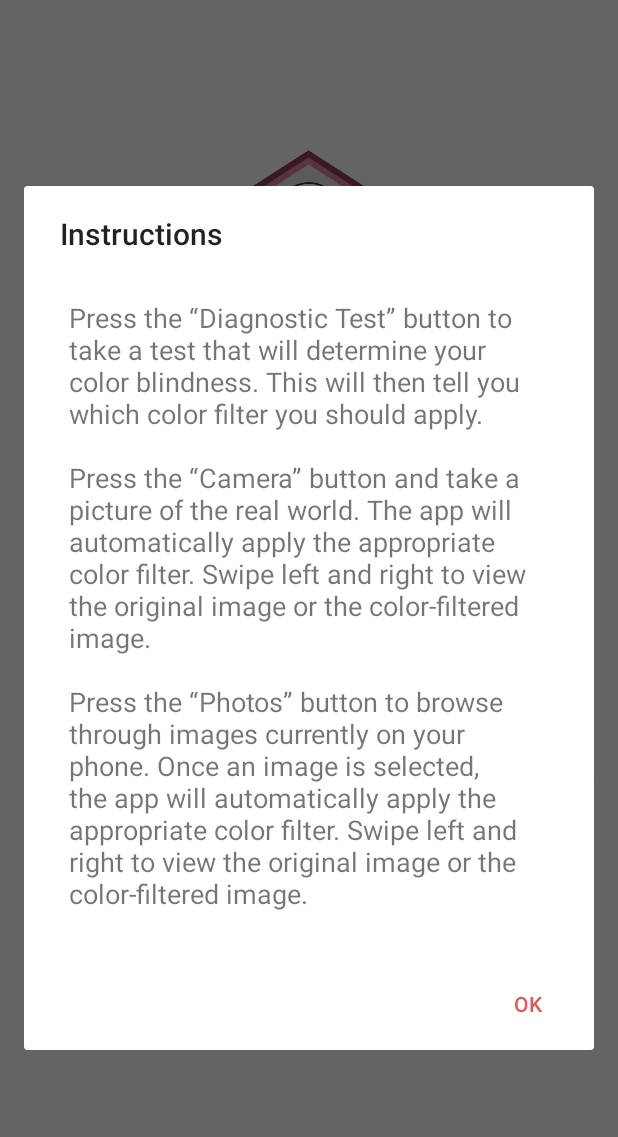
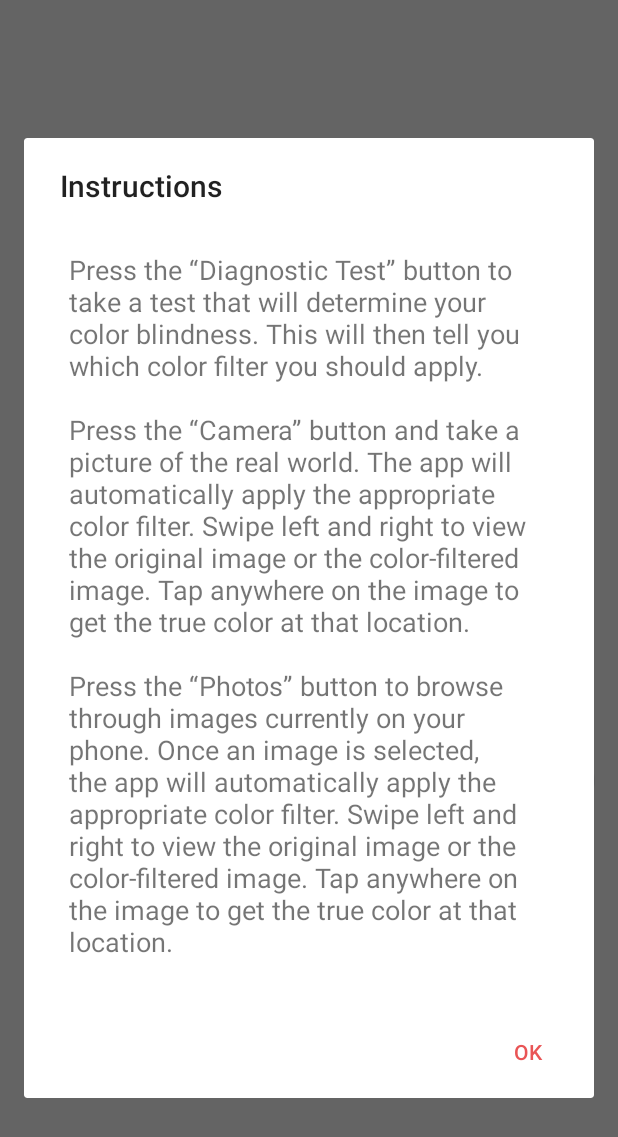
Before and after one commit to ArYalavarti/tsaSoftDev_17-18, an Android app: the screen it shows after launch (TitlePageActivity), after a tap on an icon or button, on a phone screen of 412 x 824 dp. Shown: the top 1137 px of the screen. Run offline under Robolectric (Android 15) with nearby library versions, the phone set to English and light mode, and no system bars.

Commit message:
Fix color recognition.

```diff
--- a/ColorPal/app/src/main/java/com/tsa/hths/colorpal/DiagnosticResultsActivity.java
+++ b/ColorPal/app/src/main/java/com/tsa/hths/colorpal/DiagnosticResultsActivity.java
@@ -77,4 +77,10 @@ public class DiagnosticResultsActivity extends AppCompatActivity {
         //out += ("\nR: " + redPercent + "%, G: " + greenPercent + "%, B: " + bluePercent + "%");
         return out;
     }
+
+    @Override
+    public void onBackPressed() {
+        Intent i = new Intent(this, TitlePageActivity.class);
+        startActivity(i);
+    }
 }
--- a/ColorPal/app/src/main/res/values/strings.xml
+++ b/ColorPal/app/src/main/res/values/strings.xml
@@ -23,11 +23,12 @@
         you which color filter you should apply.
 
         \n\nPress the “Camera” button and take a picture of the real world.  The app will automatically apply the appropriate
-        color filter.  Swipe left and right to view the original image or the color-filtered image.
+        color filter.  Swipe left and right to view the original image or the color-filtered image. Tap anywhere on the image
+        to get the true color at that location.
 
         \n\nPress the “Photos” button to browse through images currently on your phone.  Once an image is selected, the app
         will automatically apply the appropriate color filter.  Swipe left and right to view the original image or the
-        color-filtered image.
+        color-filtered image. Tap anywhere on the image to get the true color at that location.
     </string>
 
     <string name="diagnostic_test_instructions">
```
Also changed, not shown: ColorPal/app/src/main/java/com/tsa/hths/colorpal/ColorBlindnessCalc.java (+2 -9 lines), ColorPal/app/src/main/java/com/tsa/hths/colorpal/ResultImagesActivity.java (+18 -0 lines).
